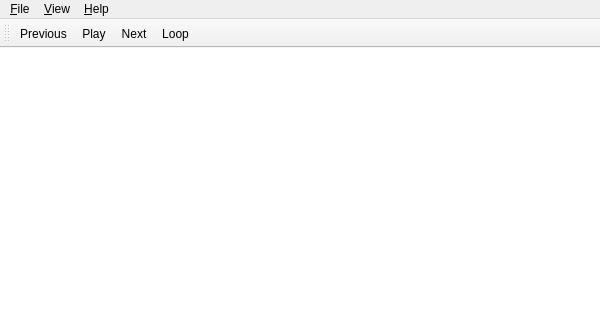
This is mainwindow.ui in nilsding/foxbox as Qt 5 draws it before an edit. The edited form follows.
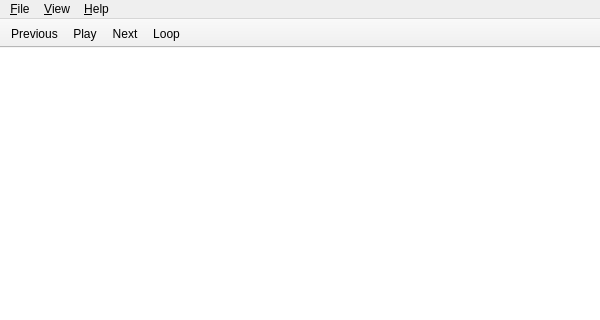
This is the edited form. Icons and pictures are not drawn.

```diff
--- a/mainwindow.ui
+++ b/mainwindow.ui
@@ -106,6 +106,9 @@
    <property name="windowTitle">
     <string>Playback controls</string>
    </property>
+   <property name="movable">
+    <bool>false</bool>
+   </property>
    <property name="allowedAreas">
     <set>Qt::BottomToolBarArea|Qt::TopToolBarArea</set>
    </property>
```
Left out of the diff: 2 changed lines with no effect on the pictures.
